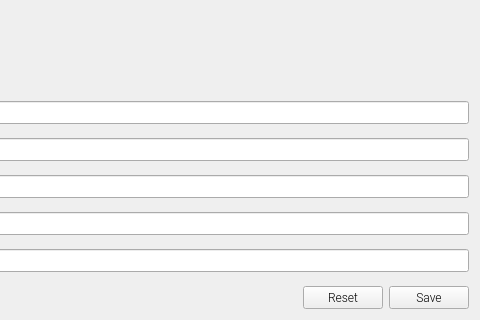
This is app/ui/settings_profile.ui in project-renard-survey/gui-demo as Qt 5 draws it before an edit; both pictures show x 246 to 726 and y 151 to 471 of the 726 by 471 pixel window. The edited form follows.
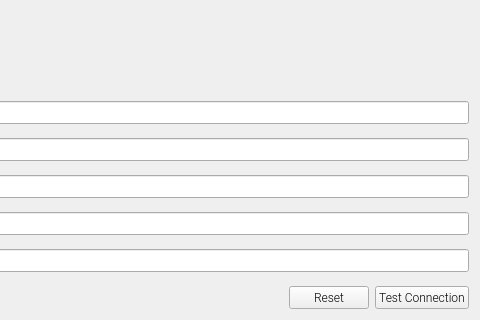
This is the edited form.

Commit message: Test connection before saving profile.

```diff
--- a/app/ui/settings_profile.ui
+++ b/app/ui/settings_profile.ui
@@ -403,7 +403,7 @@
            </font>
           </property>
           <property name="text">
-           <string>Save</string>
+           <string>Test Connection</string>
           </property>
          </widget>
         </item>
```
The commit also changes 1 other file.
